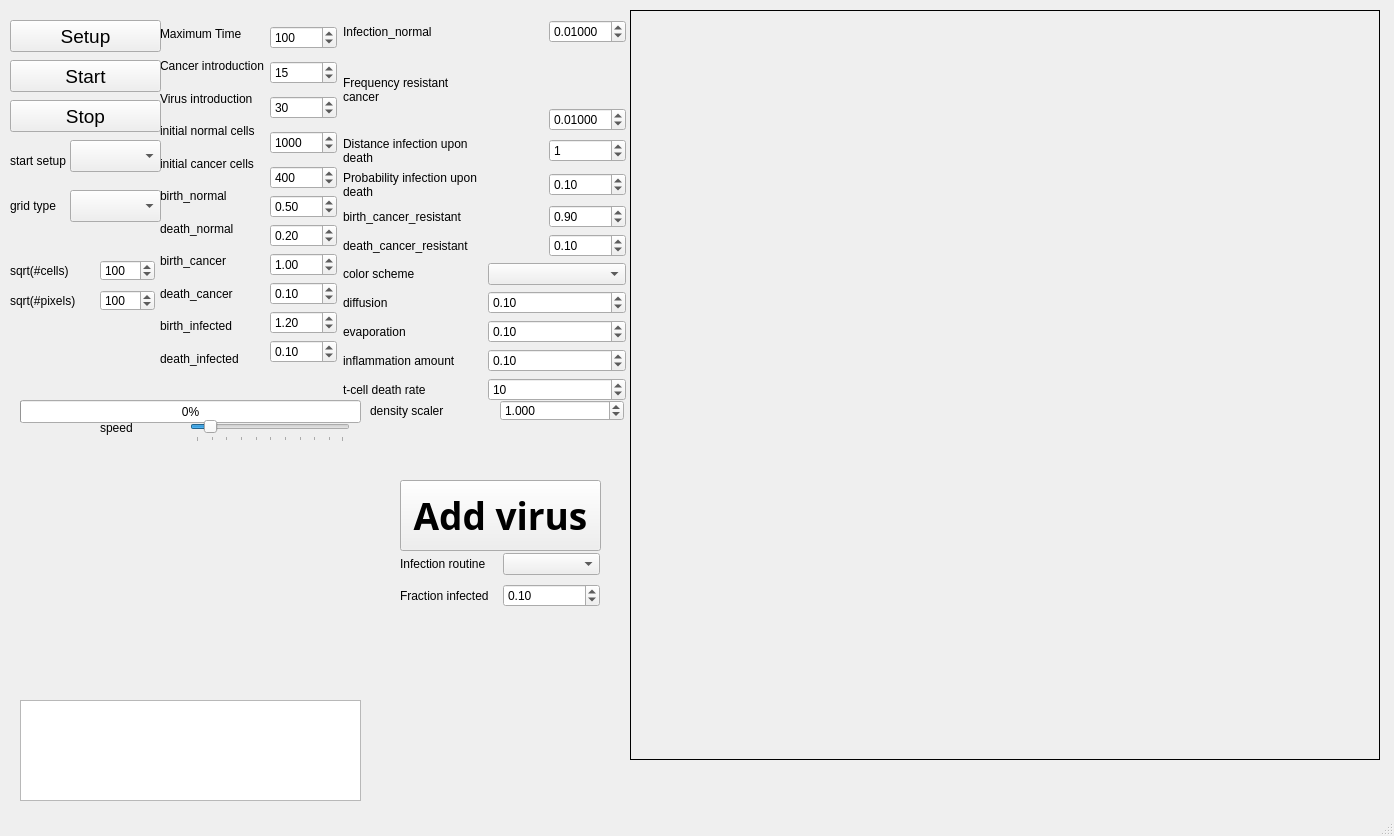
First picture: the form in mainwindow.ui, repository thijsjanzen/onco_viral_sim, before the edit.
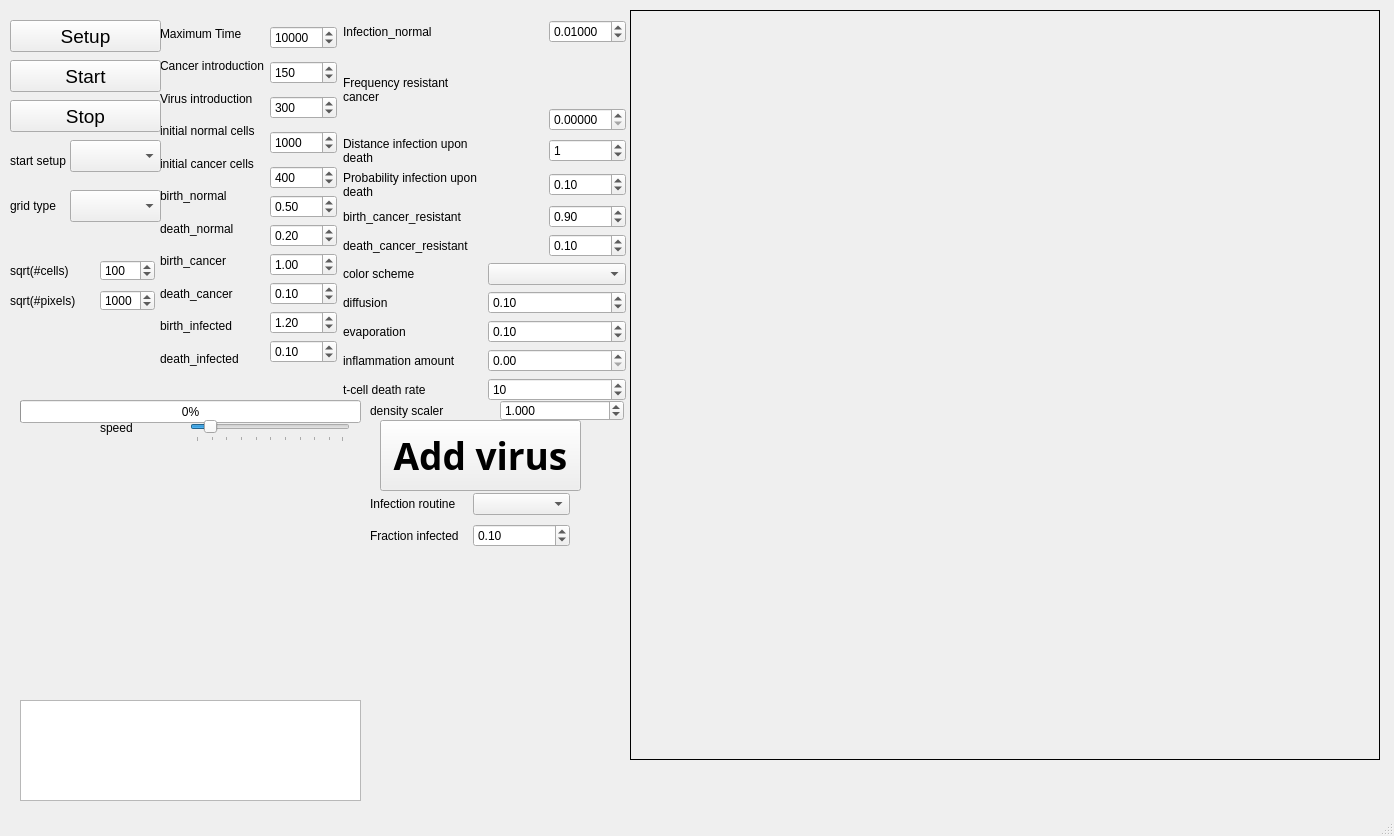
Second picture: the form after the edit. Custom widgets are drawn as their Qt base class.

```diff
--- a/mainwindow.ui
+++ b/mainwindow.ui
@@ -237,8 +237,8 @@
    <widget class="QPushButton" name="btn_add_virus">
     <property name="geometry">
      <rect>
-      <x>400</x>
-      <y>480</y>
+      <x>380</x>
+      <y>420</y>
       <width>201</width>
       <height>71</height>
      </rect>
@@ -366,14 +366,14 @@
      <double>100.000000000000000</double>
     </property>
     <property name="value">
-     <double>100.000000000000000</double>
+     <double>1000.000000000000000</double>
     </property>
    </widget>
    <widget class="QWidget" name="layoutWidget">
     <property name="geometry">
      <rect>
-      <x>400</x>
-      <y>550</y>
+      <x>370</x>
+      <y>490</y>
       <width>200</width>
       <height>60</height>
      </rect>
@@ -457,7 +457,7 @@
             <number>50000</number>
            </property>
            <property name="value">
-            <number>100</number>
+            <number>10000</number>
            </property>
           </widget>
          </item>
@@ -473,7 +473,7 @@
             <number>5000</number>
            </property>
            <property name="value">
-            <number>15</number>
+            <number>150</number>
            </property>
           </widget>
          </item>
@@ -489,7 +489,7 @@
             <number>5000</number>
            </property>
            <property name="value">
-            <number>30</number>
+            <number>300</number>
            </property>
           </widget>
          </item>
@@ -767,7 +767,7 @@
             <double>0.001000000000000</double>
            </property>
            <property name="value">
-            <double>0.010000000000000</double>
+            <double>0.000000000000000</double>
            </property>
           </widget>
          </item>
@@ -854,7 +854,7 @@
           <double>0.010000000000000</double>
          </property>
          <property name="value">
-          <double>0.100000000000000</double>
+          <double>0.000000000000000</double>
          </property>
         </widget>
        </item>
```
